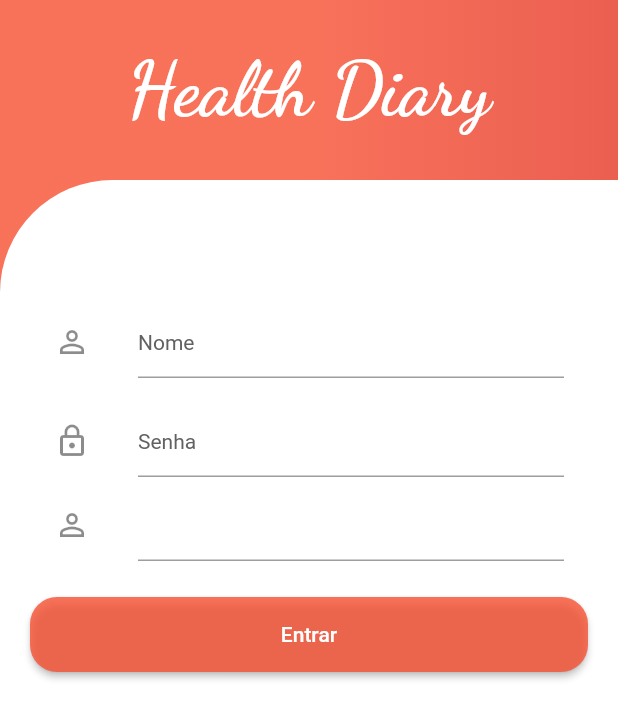
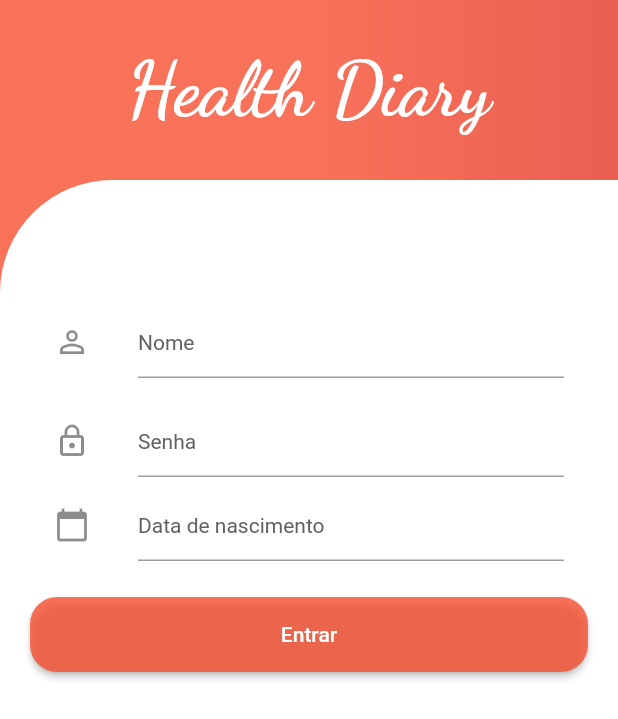
Before and after one commit to Keony1/healthdiary, a Flutter app: the RegisterPage screen opened by its route, on a phone screen of 412 x 824 dp. Shown: the top 719 px of the screen. Run offline on Flutter 3.47's test engine with Material 2 defaults, Android fonts, the phone set to English and light mode, and no system bars; our stand-ins replace cached_network_image, cloud_firestore, dio, firebase_auth, firebase_storage, flutter_mobx and 8 more; missing offline and left inert: circle_bottom_navigation; accounts and stored records are empty; generated files the repository leaves out were written again.

Commit message:
chore: create date_input_field

```diff
--- a/lib/app/modules/register/register_page.dart
+++ b/lib/app/modules/register/register_page.dart
@@ -113,8 +113,10 @@ class _RegisterPageState
                                 Observer(
                                   builder: (_) {
                                     return ListTile(
-                                        leading: Icon(Icons.person_outline),
-                                        title: DateInputField());
+                                        leading: Icon(Icons.calendar_today),
+                                        title: DateInputField(
+                                          hint: 'Data de nascimento',
+                                        ));
                                   },
                                 )
                               ],
--- a/lib/app/shared/widgets/date_input_field.dart
+++ b/lib/app/shared/widgets/date_input_field.dart
@@ -1,17 +1,17 @@
 import 'package:flutter/material.dart';
+import 'package:intl/intl.dart';
 
 class DateInputField extends StatelessWidget {
-  final IconData icon;
   final String hint;
   final bool obscure;
   final Function(String) onChanged;
   final Function onTap;
   final String errorText;
   final String imgFolder;
+  final TextEditingController controller = TextEditingController();
 
   DateInputField(
       {this.hint,
-      this.icon,
       this.obscure = false,
       this.onChanged,
       this.onTap,
@@ -21,7 +21,9 @@ class DateInputField extends StatelessWidget {
   @override
   Widget build(BuildContext context) {
     return TextField(
+      controller: controller,
       onChanged: onChanged,
+      keyboardType: TextInputType.datetime,
       onTap: () => _onTap(context),
       decoration: InputDecoration(
         hintText: hint,
@@ -49,10 +51,16 @@ class DateInputField extends StatelessWidget {
 
   void _onTap(BuildContext context) {
     showDatePicker(
-        context: context,
-        firstDate: DateTime.now(),
-        initialDate: DateTime.now(),
-        lastDate: DateTime.now(),
-        locale: const Locale('pt'));
+            helpText: "Selecione uma data",
+            context: context,
+            confirmText: "CONFIRMAR",
+            firstDate: DateTime(1950),
+            initialDate: DateTime.now(),
+            lastDate: DateTime.now(),
+            locale: const Locale('pt'))
+        .then((date) {
+      DateFormat formatter = new DateFormat('dd/MM/yyyy');
+      controller.text = formatter.format(date);
+    });
   }
 }
```
